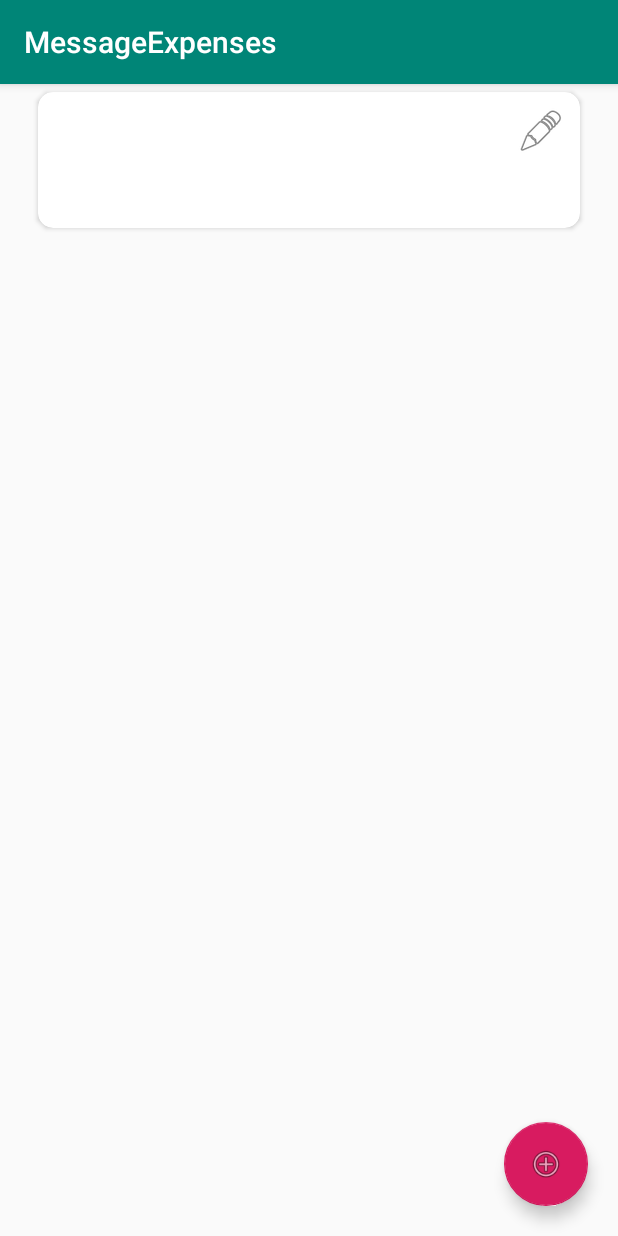
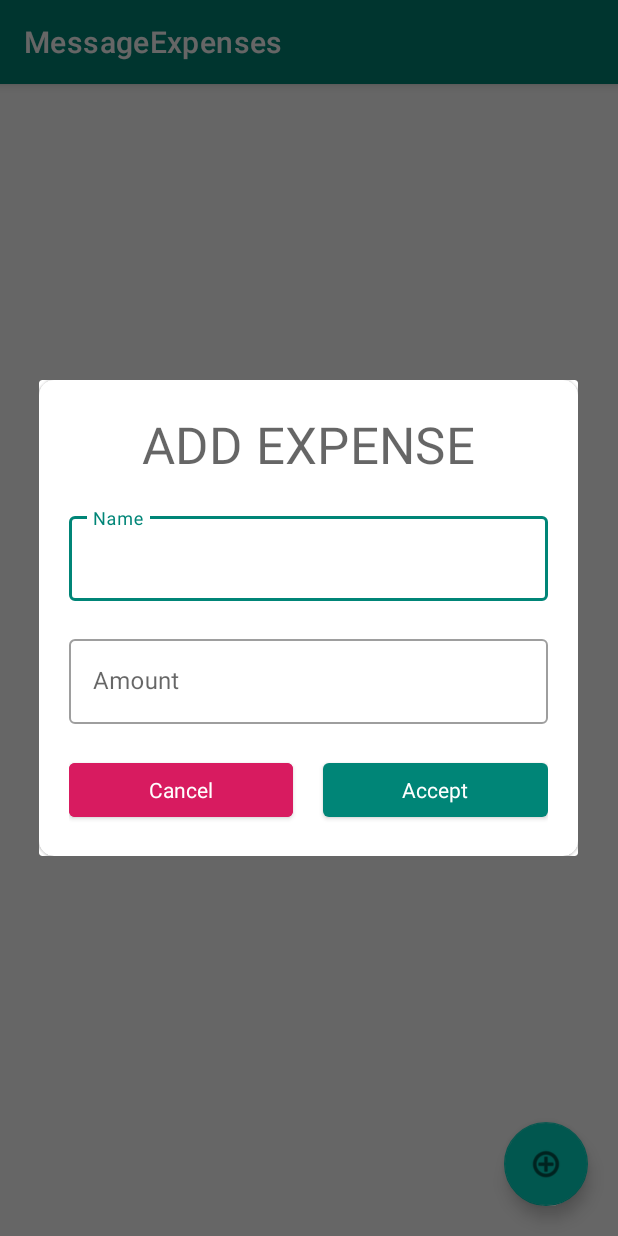
Before and after one commit to santiagoxmedina/AndroidMessageExpenses, an Android app: the ExpensesFragment screen opened through its navigation route, after a tap on "add expense", on a phone screen of 412 x 824 dp. Run offline under Robolectric (Android 15) with nearby library versions, the phone set to English and light mode, and no system bars; our stand-ins replace Dagger/Hilt's generated code, data binding.

Commit message:
added dialog to add debs

```diff
--- a/app/src/main/AndroidManifest.xml
+++ b/app/src/main/AndroidManifest.xml
@@ -8,6 +8,7 @@
         android:label="@string/app_name"
         android:roundIcon="@mipmap/ic_launcher_round"
         android:supportsRtl="true"
+        android:name=".view.application.ExpensesApplication"
         android:theme="@style/AppTheme">
         <activity android:name=".view.MainActivity">
             <intent-filter>
--- a/app/src/main/java/com/sanmed/android/messageexpenses/model/entities/Expense.kt
+++ b/app/src/main/java/com/sanmed/android/messageexpenses/model/entities/Expense.kt
@@ -10,7 +10,7 @@ data class Expense(
     val id:String,
     val place:String,
     val price: Float,
-    val date :Date)
+    val date :String)
     {
 
 }
--- /dev/null
+++ b/app/src/main/java/com/sanmed/android/messageexpenses/model/helpers/DialogHelper.kt
@@ -0,0 +1,37 @@
+package com.sanmed.android.messageexpenses.model.helpers
+
+import android.app.AlertDialog
+import android.app.Dialog
+import android.content.Context
+import android.view.LayoutInflater
+import android.view.View
+import androidx.databinding.DataBindingUtil
+import com.sanmed.android.messageexpenses.R
+import com.sanmed.android.messageexpenses.databinding.ViewAddExpenseBinding
+import com.sanmed.android.messageexpenses.view.add_expense.IAddExpenseView
+import com.sanmed.android.messageexpenses.view.dialog.IDialogHandler
+
+
+class DialogHelper {
+
+    companion object{
+        fun <T : IAddExpenseView> showAddExpenseDialog(dialogHandler: IDialogHandler<T>){
+            if(dialogHandler.getDialog() == null){
+                val inflater: LayoutInflater = LayoutInflater.from(dialogHandler.getContext())
+                val binding:ViewAddExpenseBinding = DataBindingUtil.inflate(inflater,R.layout.view_add_expense,null,false)
+                binding.viewModel = dialogHandler.getViewModel()
+                val dialog: Dialog = createDialog(dialogHandler.getContext(),binding.root)
+                dialogHandler.setDialog(dialog)
+            }
+            if(dialogHandler.getDialog()!=null && !dialogHandler.getDialog()!!.isShowing){
+                dialogHandler.getDialog()!!.show()
+            }
+        }
+
+        private fun createDialog(context: Context,view: View): Dialog {
+            val builder: AlertDialog.Builder = AlertDialog.Builder(context)
+            builder.setView(view)
+            return builder.create()
+        }
+    }
+    }
--- a/app/src/main/java/com/sanmed/android/messageexpenses/view/ExpensesFragment.kt
+++ b/app/src/main/java/com/sanmed/android/messageexpenses/view/ExpensesFragment.kt
@@ -6,23 +6,30 @@ import android.view.View
 import android.view.ViewGroup
 import androidx.databinding.DataBindingUtil
 import androidx.fragment.app.Fragment
+import androidx.fragment.app.viewModels
 import androidx.lifecycle.ViewModelProvider
 import com.sanmed.android.messageexpenses.R
 import com.sanmed.android.messageexpenses.databinding.FragmentExpensesBinding
+import com.sanmed.android.messageexpenses.model.helpers.DialogHelper
+import com.sanmed.android.messageexpenses.view.add_expense.AddExpenseDialogFragmentHandler
+import com.sanmed.android.messageexpenses.view.dialog.DialogFragmentHandler
 import com.sanmed.android.messageexpenses.viewmodel.ExpensesViewModel
+import dagger.hilt.android.AndroidEntryPoint
 
+@AndroidEntryPoint
 class ExpensesFragment : Fragment() {
-    private lateinit var viewModel: ExpensesViewModel
+    val viewModel  by viewModels<ExpensesViewModel>()
     private lateinit var binding : FragmentExpensesBinding
     private lateinit var adapter : ExpensesAdapter
+    private lateinit var addDialog:AddExpenseDialogFragmentHandler
+
 
     override fun onCreateView(
         inflater: LayoutInflater, container: ViewGroup?,
         savedInstanceState: Bundle?
-    ): View? {
+    ): View {
         binding = DataBindingUtil.inflate(inflater, R.layout.fragment_expenses,container,false)
-        binding.lifecycleOwner = this
-        viewModel = ViewModelProvider(this).get(ExpensesViewModel::class.java)
+        binding.lifecycleOwner = viewLifecycleOwner
         binding.viewModel = viewModel
         return binding.root
     }
@@ -31,11 +38,24 @@ class ExpensesFragment : Fragment() {
         super.onViewCreated(view, savedInstanceState)
         adapter = ExpensesAdapter( DiffExpense())
         binding.listExpensesRecyclerView.adapter = adapter
+        addDialog = AddExpenseDialogFragmentHandler(this,viewModel.getAddExpenseViewModel())
         initSubscribers();
     }
 
     private fun initSubscribers() {
         viewModel.expenses.observe(viewLifecycleOwner,this::onExpensesChanged)
+        viewModel.addExpense.observe(viewLifecycleOwner,this::onAddExpense)
+    }
+
+    private fun onAddExpense(addExpense : Boolean) {
+        if(addExpense) {
+            showAddExpenseDialog();
+            viewModel.onAddExpenseCompleted()
+        }
+    }
+
+    private fun showAddExpenseDialog() {
+        DialogHelper.showAddExpenseDialog(addDialog)
     }
 
     private fun onExpensesChanged( expenses:List<IExpense?>) {
--- a/app/src/main/java/com/sanmed/android/messageexpenses/view/MainActivity.kt
+++ b/app/src/main/java/com/sanmed/android/messageexpenses/view/MainActivity.kt
@@ -6,8 +6,10 @@ import android.net.Uri
 import com.sanmed.android.messageexpenses.R
 import com.sanmed.android.messageexpenses.model.entities.Expense
 import com.sanmed.android.messageexpenses.view.utilities.ExpensesTextUtility
+import dagger.hilt.android.AndroidEntryPoint
 
 
+@AndroidEntryPoint
 class MainActivity : AppCompatActivity() {
 
     //private lateinit var model: ExpensesViewModel
@@ -58,7 +60,7 @@ class MainActivity : AppCompatActivity() {
                     val price = ExpensesTextUtility.getPurchasePrice(msgData)
                     val date = ExpensesTextUtility.getPurchaseDate(msgData)
                     val id =  date.toString()+price
-                    val expense = Expense(id,place,price,date)
+                    val expense = Expense(id,place,price,date.toString())
 
                     smsExpenses.add(expense)
                 }
--- /dev/null
+++ b/app/src/main/java/com/sanmed/android/messageexpenses/view/add_expense/AddExpenseDialogFragmentHandler.kt
@@ -0,0 +1,18 @@
+package com.sanmed.android.messageexpenses.view.add_expense
+
+import androidx.fragment.app.Fragment
+import com.sanmed.android.messageexpenses.view.dialog.DialogFragmentHandler
+
+class AddExpenseDialogFragmentHandler(fragment: Fragment, private val viewModel:IAddExpenseViewModel) : DialogFragmentHandler<IAddExpenseViewModel>(fragment,viewModel) {
+
+    init {
+        viewModel.getOnDisMiss().observe(fragment.viewLifecycleOwner,this::onDismiss)
+    }
+
+    private fun onDismiss(dismiss: Boolean) {
+        if(dismiss){
+            disMiss()
+            viewModel.getOnDisMissCompleted()
+        }
+    }
+}
--- /dev/null
+++ b/app/src/main/java/com/sanmed/android/messageexpenses/view/add_expense/IAddExpenseView.kt
@@ -0,0 +1,10 @@
+package com.sanmed.android.messageexpenses.view.add_expense
+
+import androidx.lifecycle.MutableLiveData
+
+interface IAddExpenseView {
+    fun onCancel()
+    fun onAccept()
+    fun getNameText():MutableLiveData<String>
+    fun getAmountText():MutableLiveData<String>
+}
--- /dev/null
+++ b/app/src/main/java/com/sanmed/android/messageexpenses/view/add_expense/IAddExpenseViewModel.kt
@@ -0,0 +1,9 @@
+package com.sanmed.android.messageexpenses.view.add_expense
+
+import androidx.lifecycle.LiveData
+
+interface IAddExpenseViewModel:IAddExpenseView {
+
+    fun getOnDisMiss():LiveData<Boolean>
+    fun getOnDisMissCompleted()
+}
--- /dev/null
+++ b/app/src/main/java/com/sanmed/android/messageexpenses/view/dialog/DialogFragmentHandler.kt
@@ -0,0 +1,40 @@
+package com.sanmed.android.messageexpenses.view.dialog
+
+import android.app.Dialog
+import android.content.Context
+import androidx.fragment.app.Fragment
+import androidx.lifecycle.Lifecycle
+import androidx.lifecycle.LifecycleObserver
+import androidx.lifecycle.OnLifecycleEvent
+
+open class DialogFragmentHandler<T>(private val fragment: Fragment, private val viewModel:T) :IDialogHandler<T>,LifecycleObserver{
+    private var dialog:Dialog? = null
+
+    init {
+        fragment.lifecycle.addObserver(this)
+    }
+
+    override fun getContext(): Context {
+        return fragment.requireContext()
+    }
+
+    override fun getDialog(): Dialog? {
+        return dialog
+    }
+
+    override fun setDialog(dialog: Dialog) {
+        this.dialog = dialog
+    }
+
+    @OnLifecycleEvent(Lifecycle.Event.ON_STOP)
+    protected fun disMiss(){
+        if(dialog!=null && dialog!!.isShowing){
+            dialog!!.dismiss()
+        }
+    }
+
+    override fun getViewModel(): T {
+        return viewModel
+    }
+
+}
--- /dev/null
+++ b/app/src/main/java/com/sanmed/android/messageexpenses/view/dialog/IDialogHandler.kt
@@ -0,0 +1,12 @@
+package com.sanmed.android.messageexpenses.view.dialog
+
+import android.app.Dialog
+import android.content.Context
+import com.sanmed.android.messageexpenses.view.add_expense.IAddExpenseView
+
+interface IDialogHandler <T> {
+    fun getContext(): Context
+    fun getDialog(): Dialog?
+    fun setDialog(dialog: Dialog)
+    fun getViewModel(): T
+}
--- a/app/src/main/java/com/sanmed/android/messageexpenses/viewmodel/ExpensesViewModel.kt
+++ b/app/src/main/java/com/sanmed/android/messageexpenses/viewmodel/ExpensesViewModel.kt
@@ -5,25 +5,41 @@ import androidx.lifecycle.MutableLiveData
 import androidx.lifecycle.ViewModel
 import com.sanmed.android.messageexpenses.view.ExpenseView
 import com.sanmed.android.messageexpenses.view.IExpense
+import com.sanmed.android.messageexpenses.view.add_expense.IAddExpenseView
+import com.sanmed.android.messageexpenses.view.add_expense.IAddExpenseViewModel
+import dagger.hilt.android.lifecycle.HiltViewModel
+import javax.inject.Inject
 
-class ExpensesViewModel:ViewModel() {
+@HiltViewModel
+class ExpensesViewModel @Inject constructor(private val _addExpenseViewModel:IAddExpenseViewModel ):ViewModel() {
 
     private val _expenses = MutableLiveData<List<IExpense?>>()
     val expenses: LiveData<List<IExpense?>>
     get() = _expenses
 
+    private val _addExpense = MutableLiveData<Boolean>()
+    val addExpense: LiveData<Boolean>
+        get() = _addExpense
 
     fun onAddExpense(){
+        _addExpense.value = true
+//        val list = mutableListOf<IExpense?>()
+//        _expenses.value?.let { list.addAll(it) }
+//        list.add(getNewExpenseTest(list.size))
+//        _expenses.value = list
 
-        val list = mutableListOf<IExpense?>()
-        _expenses.value?.let { list.addAll(it) }
-        list.add(getNewExpenseTest(list.size))
-        _expenses.value = list
+    }
 
+    fun onAddExpenseCompleted(){
+        _addExpense.value = false
     }
 
     private fun getNewExpenseTest(index:Int): IExpense {
         return ExpenseView(1000,"SANMED",0.3f,0,index);
     }
 
+    fun getAddExpenseViewModel(): IAddExpenseViewModel {
+        return _addExpenseViewModel
+    }
+
 }
--- /dev/null
+++ b/app/src/main/res/layout/view_add_expense.xml
@@ -0,0 +1,104 @@
+<?xml version="1.0" encoding="utf-8"?>
+<layout xmlns:android="http://schemas.android.com/apk/res/android"
+    xmlns:app="http://schemas.android.com/apk/res-auto">
+    <data>
+        <variable
+            name="viewModel"
+            type="com.sanmed.android.messageexpenses.view.add_expense.IAddExpenseView" />
+    </data>
+    <com.google.android.material.card.MaterialCardView
+        android:layout_width="match_parent"
+        android:layout_height="wrap_content"
+        android:layout_margin="@dimen/tiny_margin"
+        app:cardCornerRadius="@dimen/small_radius">
+
+        <androidx.constraintlayout.widget.ConstraintLayout
+            android:layout_width="match_parent"
+            android:layout_marginStart="@dimen/small_margin"
+            android:layout_marginEnd="@dimen/small_margin"
+            android:layout_height="wrap_content">
+
+            <TextView
+                android:id="@+id/title_text_view"
+                android:layout_width="0dp"
+                android:layout_height="wrap_content"
+                android:layout_marginTop="@dimen/small_margin"
+                android:text="@string/add_expense"
+                android:textAlignment="center"
+                android:textAllCaps="true"
+                android:textAppearance="?textAppearanceHeadline4"
+                app:layout_constraintEnd_toEndOf="parent"
+                app:layout_constraintStart_toStartOf="parent"
+                app:layout_constraintTop_toTopOf="parent" />
+
+            <com.google.android.material.textfield.TextInputLayout
+                android:id="@+id/name_text_input_layout"
+                android:layout_width="0dp"
+                android:layout_height="wrap_content"
+                android:layout_marginTop="@dimen/small_margin"
+                android:hint="@string/name"
+                app:layout_constraintEnd_toEndOf="parent"
+                app:layout_constraintStart_toStartOf="parent"
+                style="@style/Widget.MaterialComponents.TextInputLayout.OutlinedBox"
+                app:layout_constraintTop_toBottomOf="@+id/title_text_view">
+
+                <com.google.android.material.textfield.TextInputEditText
+                    android:layout_width="match_parent"
+                    android:inputType="text"
+                    android:text="@={viewModel.getNameText()}"
+                    android:layout_height="wrap_content" />
+            </com.google.android.material.textfield.TextInputLayout>
+
+            <com.google.android.material.textfield.TextInputLayout
+                android:id="@+id/value_text_input_layout"
+                android:layout_width="0dp"
+                android:layout_height="wrap_content"
+                android:layout_marginTop="@dimen/small_margin"
+                android:hint="@string/value"
+                style="@style/Widget.MaterialComponents.TextInputLayout.OutlinedBox"
+                app:layout_constraintEnd_toEndOf="parent"
+                app:layout_constraintStart_toStartOf="parent"
+                app:layout_constraintTop_toBottomOf="@+id/name_text_input_layout">
+
+                <com.google.android.material.textfield.TextInputEditText
+                    android:layout_width="match_parent"
+                    android:inputType="numberDecimal"
+                    android:text="@={viewModel.getAmountText()}"
+                    android:layout_height="wrap_content" />
+            </com.google.android.material.textfield.TextInputLayout>
+
+            <LinearLayout
+                android:layout_width="0dp"
+                android:layout_height="wrap_content"
+                android:layout_marginTop="@dimen/small_margin"
+                android:layout_marginBottom="@dimen/small_margin"
+                android:orientation="horizontal"
+                app:layout_constraintBottom_toBottomOf="parent"
+                app:layout_constraintEnd_toEndOf="parent"
+                app:layout_constraintStart_toStartOf="parent"
+                app:layout_constraintTop_toBottomOf="@+id/value_text_input_layout">
+
+                <com.google.android.material.button.MaterialButton
+                    style="@style/Theme.MaterialComponents.BottomSheetDialog"
+                    android:layout_width="0dp"
+                    android:layout_height="wrap_content"
+                    android:backgroundTint="?colorAccent"
+                    android:layout_weight="1"
+                    android:onClick="@{()->viewModel.onCancel()}"
+                    android:text="@string/cancel" />
+
+                <com.google.android.material.button.MaterialButton
+                    style="@style/Theme.MaterialComponents.BottomSheetDialog"
+                    android:layout_width="0dp"
+                    android:layout_height="wrap_content"
+                    android:layout_marginStart="@dimen/small_margin"
+                    android:layout_weight="1"
+                    android:onClick="@{()->viewModel.onAccept()}"
+                    android:text="@string/accept" />
+            </LinearLayout>
+
+        </androidx.constraintlayout.widget.ConstraintLayout>
+
+    </com.google.android.material.card.MaterialCardView>
+
+</layout>
--- a/app/src/main/res/values/strings.xml
+++ b/app/src/main/res/values/strings.xml
@@ -3,4 +3,8 @@
     <string name="LoadSMSButton">Load SMS</string>
     <string name="expenses">Expenses</string>
     <string name="add_expense">add expense</string>
+    <string name="name">Name</string>
+    <string name="value">Amount</string>
+    <string name="cancel">Cancel</string>
+    <string name="accept">Accept</string>
 </resources>
--- a/app/src/main/res/values/styles.xml
+++ b/app/src/main/res/values/styles.xml
@@ -1,7 +1,7 @@
 <resources>
 
     <!-- Base application theme. -->
-    <style name="AppTheme" parent="Theme.AppCompat.Light.DarkActionBar">
+    <style name="AppTheme" parent="Theme.MaterialComponents.Light.DarkActionBar">
         <!-- Customize your theme here. -->
         <item name="colorPrimary">@color/colorPrimary</item>
         <item name="colorPrimaryDark">@color/colorPrimaryDark</item>
```
Also changed, not shown: app/build.gradle (+58 -34 lines), app/src/main/java/com/sanmed/android/messageexpenses/model/module/AppModule.kt (added, +20 -0 lines), app/src/main/java/com/sanmed/android/messageexpenses/view/add_expense/AddExpenseViewModel.kt (added, +39 -0 lines), app/src/main/java/com/sanmed/android/messageexpenses/view/application/ExpensesApplication.kt (added, +8 -0 lines), build.gradle (+7 -9 lines), 1 other file.
